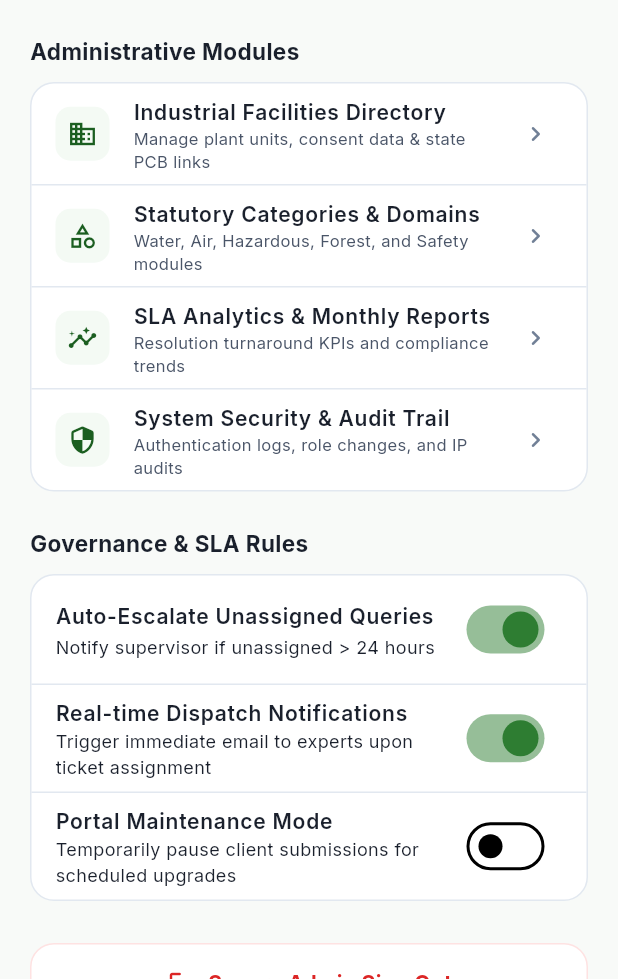
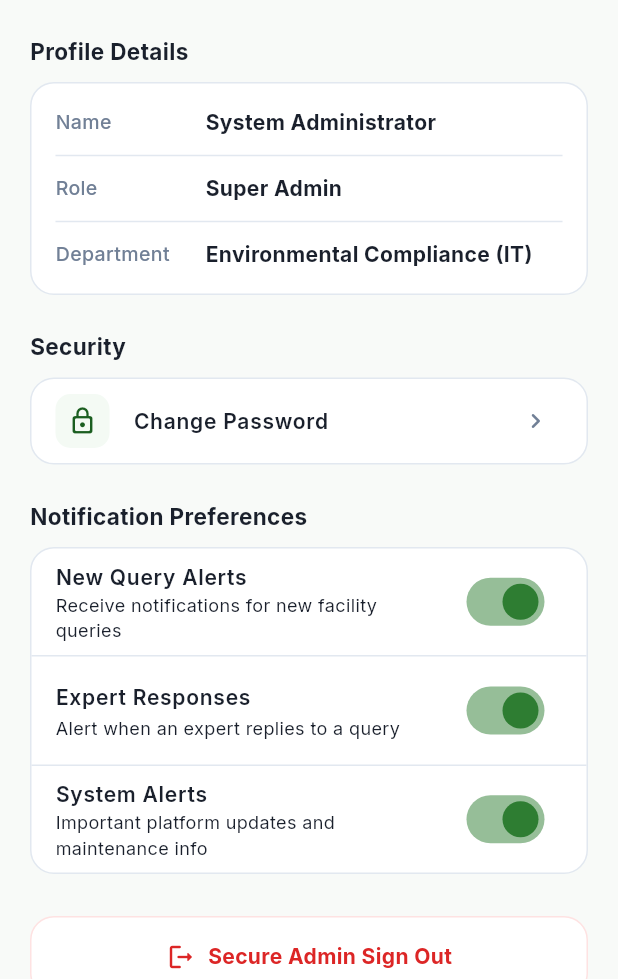
Before and after one commit to Ranith04/greentip, a Flutter app: the AdminSettingsScreen screen opened by its route, on a phone screen of 412 x 824 dp, the part 257-1236 px from its top. Run offline on Flutter 3.47's test engine with Material 3 defaults, Android fonts, the light colour scheme and no system bars; our stand-ins replace dio, equatable, file_picker, flutter_bloc, flutter_secure_storage, get_it and 3 more; accounts and stored records are empty; network calls fail; project files that could hold a hidden picture were left out.

Commit message:
feat: implement admin screens for settings, email logs, compose email, and more options

```diff
--- a/mobile/lib/presentation/screens/admin/admin_more_screen.dart
+++ b/mobile/lib/presentation/screens/admin/admin_more_screen.dart
@@ -35,7 +35,7 @@ class AdminMoreScreen extends StatelessWidget {
                     icon: Icons.mail_outline_rounded,
                     title: 'Bulk Email / Broadcast',
                     subtitle: 'Send emails to users and experts',
-                    onTap: () => context.push('/admin/broadcast'),
+                    onTap: () => context.push('/admin/bulk-email-logs'),
                   ),
                   const Divider(height: 1),
                   _navTile(
--- a/mobile/lib/presentation/screens/admin/admin_settings_screen.dart
+++ b/mobile/lib/presentation/screens/admin/admin_settings_screen.dart
@@ -14,9 +14,9 @@ class AdminSettingsScreen extends StatefulWidget {
 }
 
 class _AdminSettingsScreenState extends State<AdminSettingsScreen> {
-  bool _autoEscalation = true;
-  bool _maintenanceMode = false;
-  bool _emailAlerts = true;
+  bool _newQueryAlerts = true;
+  bool _expertResponses = true;
+  bool _systemAlerts = true;
 
   @override
   Widget build(BuildContext context) {
@@ -82,9 +82,9 @@ class _AdminSettingsScreenState extends State<AdminSettingsScreen> {
             ),
             const SizedBox(height: 24),
 
-            // Modules
+            // Profile Details
             const Text(
-              'Administrative Modules',
+              'Profile Details',
               style: TextStyle(
                 fontSize: 15,
                 fontWeight: FontWeight.bold,
@@ -92,78 +92,28 @@ class _AdminSettingsScreenState extends State<AdminSettingsScreen> {
               ),
             ),
             const SizedBox(height: 10),
-
             Container(
+              padding: const EdgeInsets.all(16),
               decoration: BoxDecoration(
                 color: Colors.white,
                 borderRadius: BorderRadius.circular(16),
                 border: Border.all(color: AppColors.divider),
               ),
-              child: Column(
+              child: const Column(
                 children: [
-                  _navTile(
-                    icon: Icons.business_outlined,
-                    title: 'Industrial Facilities Directory',
-                    subtitle:
-                        'Manage plant units, consent data & state PCB links',
-                    onTap: () => context.push('/admin/users'),
-                  ),
-                  const Divider(height: 1),
-                  _navTile(
-                    icon: Icons.category_outlined,
-                    title: 'Statutory Categories & Domains',
-                    subtitle:
-                        'Water, Air, Hazardous, Forest, and Safety modules',
-                    onTap: () {
-                      ScaffoldMessenger.of(context).showSnackBar(
-                        const SnackBar(
-                          content: Text(
-                            'All 6 statutory compliance domains active.',
-                          ),
-                        ),
-                      );
-                    },
-                  ),
-                  const Divider(height: 1),
-                  _navTile(
-                    icon: Icons.insights_rounded,
-                    title: 'SLA Analytics & Monthly Reports',
-                    subtitle:
-                        'Resolution turnaround KPIs and compliance trends',
-                    onTap: () {
-                      ScaffoldMessenger.of(context).showSnackBar(
-                        const SnackBar(
-                          content: Text(
-                            'Average SLA response time: 26.4 hours.',
-                          ),
-                        ),
-                      );
-                    },
-                  ),
-                  const Divider(height: 1),
-                  _navTile(
-                    icon: Icons.security_rounded,
-                    title: 'System Security & Audit Trail',
-                    subtitle:
-                        'Authentication logs, role changes, and IP audits',
-                    onTap: () {
-                      ScaffoldMessenger.of(context).showSnackBar(
-                        const SnackBar(
-                          content: Text(
-                            'All database transactions signed and encrypted.',
-                          ),
-                        ),
-                      );
-                    },
-                  ),
+                  _ProfileRow(label: 'Name', value: 'System Administrator'),
+                  Divider(height: 24),
+                  _ProfileRow(label: 'Role', value: 'Super Admin'),
+                  Divider(height: 24),
+                  _ProfileRow(label: 'Department', value: 'Environmental Compliance (IT)'),
                 ],
               ),
             ),
             const SizedBox(height: 24),
 
-            // Governance & SLA Policies
+            // Change Password
             const Text(
-              'Governance & SLA Rules',
+              'Security',
               style: TextStyle(
                 fontSize: 15,
                 fontWeight: FontWeight.bold,
@@ -171,7 +121,51 @@ class _AdminSettingsScreenState extends State<AdminSettingsScreen> {
               ),
             ),
             const SizedBox(height: 10),
+            Container(
+              decoration: BoxDecoration(
+                color: Colors.white,
+                borderRadius: BorderRadius.circular(16),
+                border: Border.all(color: AppColors.divider),
+              ),
+              child: ListTile(
+                onTap: () {
+                  ScaffoldMessenger.of(context).showSnackBar(
+                    const SnackBar(
+                      content: Text('Navigating to Change Password screen...'),
+                    ),
+                  );
+                },
+                leading: Container(
+                  padding: const EdgeInsets.all(8),
+                  decoration: BoxDecoration(
+                    color: AppColors.primaryContainer.withValues(alpha: 0.5),
+                    borderRadius: BorderRadius.circular(10),
+                  ),
+                  child: const Icon(Icons.lock_outline_rounded, color: AppColors.primaryDark, size: 20),
+                ),
+                title: const Text(
+                  'Change Password',
+                  style: TextStyle(fontSize: 14, fontWeight: FontWeight.w600),
+                ),
+                trailing: const Icon(
+                  Icons.chevron_right_rounded,
+                  size: 20,
+                  color: AppColors.textMuted,
+                ),
+              ),
+            ),
+            const SizedBox(height: 24),
 
+            // Notification Preferences
+            const Text(
+              'Notification Preferences',
+              style: TextStyle(
+                fontSize: 15,
+                fontWeight: FontWeight.bold,
+                color: AppColors.textPrimary,
+              ),
+            ),
+            const SizedBox(height: 10),
             Container(
               decoration: BoxDecoration(
                 color: Colors.white,
@@ -181,54 +175,54 @@ class _AdminSettingsScreenState extends State<AdminSettingsScreen> {
               child: Column(
                 children: [
                   SwitchListTile(
-                    value: _autoEscalation,
+                    value: _newQueryAlerts,
                     activeThumbColor: AppColors.primary,
                     title: const Text(
-                      'Auto-Escalate Unassigned Queries',
+                      'New Query Alerts',
                       style: TextStyle(
                         fontSize: 14,
                         fontWeight: FontWeight.w600,
                       ),
                     ),
                     subtitle: const Text(
-                      'Notify supervisor if unassigned > 24 hours',
+                      'Receive notifications for new facility queries',
                       style: TextStyle(fontSize: 12),
                     ),
-                    onChanged: (val) => setState(() => _autoEscalation = val),
+                    onChanged: (val) => setState(() => _newQueryAlerts = val),
                   ),
                   const Divider(height: 1),
                   SwitchListTile(
-                    value: _emailAlerts,
+                    value: _expertResponses,
                     activeThumbColor: AppColors.primary,
                     title: const Text(
-                      'Real-time Dispatch Notifications',
+                      'Expert Responses',
                       style: TextStyle(
                         fontSize: 14,
                         fontWeight: FontWeight.w600,
                       ),
                     ),
                     subtitle: const Text(
-                      'Trigger immediate email to experts upon ticket assignment',
+                      'Alert when an expert replies to a query',
                       style: TextStyle(fontSize: 12),
                     ),
-                    onChanged: (val) => setState(() => _emailAlerts = val),
+                    onChanged: (val) => setState(() => _expertResponses = val),
                   ),
                   const Divider(height: 1),
                   SwitchListTile(
-                    value: _maintenanceMode,
-                    activeThumbColor: AppColors.error,
+                    value: _systemAlerts,
+                    activeThumbColor: AppColors.primary,
                     title: const Text(
-                      'Portal Maintenance Mode',
+                      'System Alerts',
                       style: TextStyle(
                         fontSize: 14,
                         fontWeight: FontWeight.w600,
                       ),
                     ),
                     subtitle: const Text(
-                      'Temporarily pause client submissions for scheduled upgrades',
+                      'Important platform updates and maintenance info',
                       style: TextStyle(fontSize: 12),
                     ),
-                    onChanged: (val) => setState(() => _maintenanceMode = val),
+                    onChanged: (val) => setState(() => _systemAlerts = val),
                   ),
                 ],
               ),
@@ -283,35 +277,41 @@ class _AdminSettingsScreenState extends State<AdminSettingsScreen> {
     );
   }
 
-  Widget _navTile({
-    required IconData icon,
-    required String title,
-    required String subtitle,
-    required VoidCallback onTap,
-  }) {
-    return ListTile(
-      onTap: onTap,
-      leading: Container(
-        padding: const EdgeInsets.all(8),
-        decoration: BoxDecoration(
-          color: AppColors.primaryContainer.withValues(alpha: 0.5),
-          borderRadius: BorderRadius.circular(10),
+}
+
+class _ProfileRow extends StatelessWidget {
+  final String label;
+  final String value;
+
+  const _ProfileRow({required this.label, required this.value});
+
+  @override
+  Widget build(BuildContext context) {
+    return Row(
+      crossAxisAlignment: CrossAxisAlignment.start,
+      children: [
+        SizedBox(
+          width: 100,
+          child: Text(
+            label,
+            style: const TextStyle(
+              fontSize: 13,
+              color: AppColors.textMuted,
+              fontWeight: FontWeight.w500,
+            ),
+          ),
         ),
-        child: Icon(icon, color: AppColors.primaryDark, size: 20),
-      ),
-      title: Text(
-        title,
-        style: const TextStyle(fontSize: 14, fontWeight: FontWeight.w600),
-      ),
-      subtitle: Text(
-        subtitle,
-        style: const TextStyle(fontSize: 11, color: AppColors.textSecondary),
-      ),
-      trailing: const Icon(
-        Icons.chevron_right_rounded,
-        size: 20,
-        color: AppColors.textMuted,
-      ),
+        Expanded(
+          child: Text(
+            value,
+            style: const TextStyle(
+              fontSize: 14,
+              color: AppColors.textPrimary,
+              fontWeight: FontWeight.bold,
+            ),
+          ),
+        ),
+      ],
     );
   }
 }
```
Also changed, not shown: mobile/lib/presentation/screens/admin/bulk_email_log_screen.dart (+12 -0 lines), mobile/lib/presentation/screens/admin/compose_email_screen.dart (+78 -0 lines).
